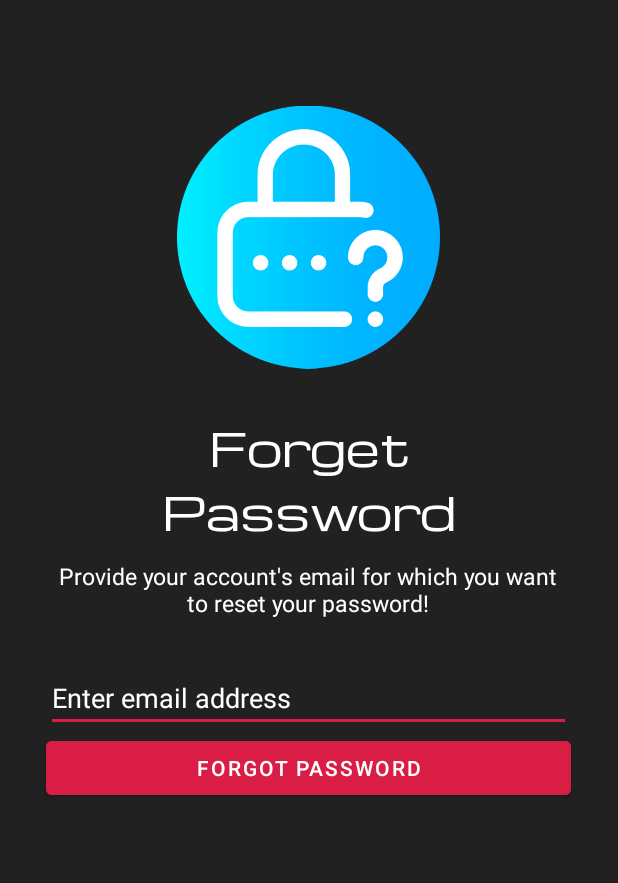
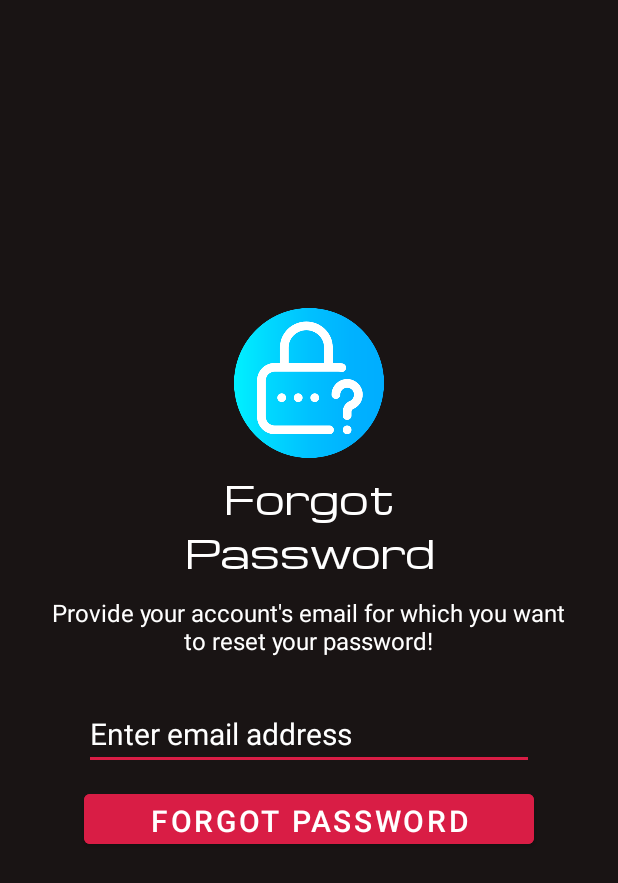
Before and after one commit to Shail-1231/College-Social-Main, an Android app: the ForgotPasswordActivity screen opened directly, with no data from a screen before it, on a phone screen of 412 x 824 dp. Shown: the top 883 px of the screen. Run offline under Robolectric (Android 15) with nearby library versions, the phone set to English and light mode, and no system bars; our stand-ins replace Firebase (no records; nobody signed in at launch, a user with empty details on screens opened directly).

Commit message:
Minor ui changes

```diff
--- a/app/src/main/res/layout/activity_forgot_password.xml
+++ b/app/src/main/res/layout/activity_forgot_password.xml
@@ -5,29 +5,31 @@
     android:layout_width="match_parent"
     android:layout_height="match_parent"
     android:layout_gravity="center"
-    android:background="#212121"
+    android:background="#191414"
     android:orientation="vertical"
-    tools:context=".ForgotPasswordActivity">
+    tools:context=".ForgotPasswordActivity"
+    android:gravity="center">
 
 
     <ImageView
         android:id="@+id/forgotPass"
-        android:layout_width="175dp"
-        android:layout_height="316dp"
+        android:layout_width="100dp"
+        android:layout_height="100dp"
         android:layout_gravity="center"
-        android:src="@drawable/padlock">
+        android:src="@drawable/padlock"
+        android:layout_marginTop="-50dp">
 
     </ImageView>
 
     <TextView
         android:layout_width="wrap_content"
         android:layout_height="wrap_content"
-        android:layout_marginTop="-50dp"
         android:fontFamily="@font/michroma"
         android:gravity="center"
-        android:text="Forget              Password"
-        android:textSize="30sp"
-        tools:ignore="HardcodedText" />
+        android:text="Forgot                          Password"
+        android:textSize="25sp"
+        tools:ignore="HardcodedText"
+        android:textColor="@color/white"/>
 
     <TextView
         android:layout_width="350dp"
@@ -36,13 +38,14 @@
         android:layout_marginTop="10dp"
         android:gravity="center"
         android:text="Provide your account's email for which you want to reset your password!"
-        android:textSize="15sp"
-        tools:ignore="HardcodedText" />
+        android:textSize="16sp"
+        tools:ignore="HardcodedText"
+        android:textColor="@color/white"/>
 
     <EditText
         android:id="@+id/edt_forgot_password"
-        android:layout_width="350dp"
-        android:layout_height="wrap_content"
+        android:layout_width="300dp"
+        android:layout_height="45dp"
         android:layout_gravity="center"
         android:layout_marginTop="30dp"
         android:backgroundTint="@color/ic_launcher_background"
@@ -50,15 +53,19 @@
         android:hint="Enter email address"
         android:textColor="@color/white"
         android:textColorHint="@color/white"
-        tools:ignore="HardcodedText" />
+        tools:ignore="HardcodedText"
+        android:textSize="20sp"/>
 
     <Button
         android:id="@+id/btn_forgot_password"
-        android:layout_width="350dp"
-        android:layout_height="wrap_content"
+        android:layout_width="300dp"
+        android:layout_height="45dp"
         android:layout_gravity="center"
         android:backgroundTint="@color/ic_launcher_background"
         android:text="Forgot password"
-        tools:ignore="HardcodedText" />
+        tools:ignore="HardcodedText"
+        android:textSize="20sp"
+        android:layout_marginTop="10dp"
+        android:textColor="#fff"/>
 
 </LinearLayout>
```
